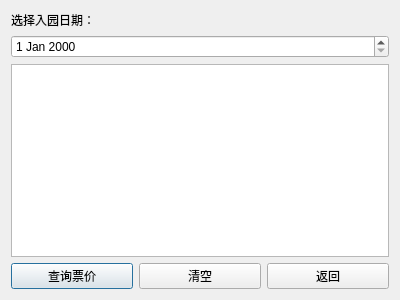
Above: QueryDialog.ui from tinfll/DisneyTicketSystem before the change. Below: the same form after it.
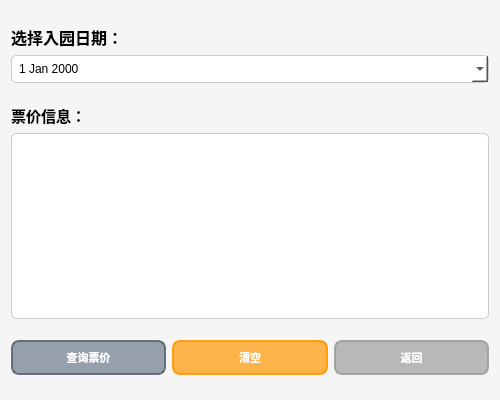
That is the form after the change.

```diff
--- a/QueryDialog.ui
+++ b/QueryDialog.ui
@@ -6,31 +6,145 @@
    <rect>
     <x>0</x>
     <y>0</y>
-    <width>400</width>
-    <height>300</height>
+    <width>500</width>
+    <height>400</height>
    </rect>
   </property>
   <property name="windowTitle">
    <string>票价查询</string>
   </property>
+  <property name="styleSheet">
+   <string notr="true">QDialog {
+    background-color: #f5f5f5;
+}</string>
+  </property>
   <layout class="QVBoxLayout" name="verticalLayout">
+   <item>
+    <spacer name="verticalSpacer">
+     <property name="orientation">
+      <enum>Qt::Vertical</enum>
+     </property>
+     <property name="sizeHint" stdset="0">
+      <size>
+       <width>20</width>
+       <height>20</height>
+      </size>
+     </property>
+    </spacer>
+   </item>
    <item>
     <widget class="QLabel" name="label">
+     <property name="font">
+      <font>
+       <pointsize>12</pointsize>
+       <weight>75</weight>
+       <bold>true</bold>
+      </font>
+     </property>
      <property name="text">
       <string>选择入园日期：</string>
      </property>
     </widget>
    </item>
    <item>
-    <widget class="QDateEdit" name="dateEdit"/>
+    <widget class="QDateEdit" name="dateEdit">
+     <property name="calendarPopup">
+      <bool>true</bool>
+     </property>
+     <property name="styleSheet">
+      <string notr="true">QDateEdit {
+    padding: 5px;
+    border: 1px solid #ccc;
+    border-radius: 5px;
+    background-color: white;
+}</string>
+     </property>
+    </widget>
    </item>
    <item>
-    <widget class="QTextEdit" name="resultText"/>
+    <spacer name="verticalSpacer_2">
+     <property name="orientation">
+      <enum>Qt::Vertical</enum>
+     </property>
+     <property name="sizeHint" stdset="0">
+      <size>
+       <width>20</width>
+       <height>20</height>
+      </size>
+     </property>
+    </spacer>
+   </item>
+   <item>
+    <widget class="QLabel" name="resultLabel">
+     <property name="font">
+      <font>
+       <pointsize>11</pointsize>
+       <weight>75</weight>
+       <bold>true</bold>
+      </font>
+     </property>
+     <property name="text">
+      <string>票价信息：</string>
+     </property>
+    </widget>
+   </item>
+   <item>
+    <widget class="QTextEdit" name="resultText">
+     <property name="styleSheet">
+      <string notr="true">QTextEdit {
+    background-color: white;
+    border: 1px solid #ccc;
+    border-radius: 5px;
+    padding: 10px;
+    font-family: "Microsoft YaHei", sans-serif;
+}</string>
+     </property>
+     <property name="readOnly">
+      <bool>true</bool>
+     </property>
+    </widget>
+   </item>
+   <item>
+    <spacer name="verticalSpacer_3">
+     <property name="orientation">
+      <enum>Qt::Vertical</enum>
+     </property>
+     <property name="sizeHint" stdset="0">
+      <size>
+       <width>20</width>
+       <height>20</height>
+      </size>
+     </property>
+    </spacer>
    </item>
    <item>
     <layout class="QHBoxLayout" name="horizontalLayout">
      <item>
       <widget class="QPushButton" name="queryButton">
+       <property name="minimumSize">
+        <size>
+         <width>0</width>
+         <height>35</height>
+        </size>
+       </property>
+       <property name="styleSheet">
+        <string notr="true">QPushButton {
+    background-color: rgba(108, 123, 139, 0.7);
+    color: white;
+    border: 2px solid rgba(90, 103, 117, 0.9);
+    border-radius: 8px;
+    padding: 8px 15px;
+    font-weight: bold;
+    font-size: 11px;
+}
+QPushButton:hover {
+    background-color: rgba(90, 103, 117, 0.9);
+    border: 2px solid rgba(74, 85, 104, 0.9);
+}
+QPushButton:pressed {
+    background-color: rgba(74, 85, 104, 0.9);
+}</string>
+       </property>
        <property name="text">
         <string>查询票价</string>
        </property>
@@ -38,6 +152,30 @@
      </item>
      <item>
       <widget class="QPushButton" name="clearButton">
+       <property name="minimumSize">
+        <size>
+         <width>0</width>
+         <height>35</height>
+        </size>
+       </property>
+       <property name="styleSheet">
+        <string notr="true">QPushButton {
+    background-color: rgba(255, 152, 0, 0.7);
+    color: white;
+    border: 2px solid rgba(255, 152, 0, 0.9);
+    border-radius: 8px;
+    padding: 8px 15px;
+    font-weight: bold;
+    font-size: 11px;
+}
+QPushButton:hover {
+    background-color: rgba(255, 152, 0, 0.9);
+    border: 2px solid rgba(235, 132, 0, 0.9);
+}
+QPushButton:pressed {
+    background-color: rgba(235, 132, 0, 0.9);
+}</string>
+       </property>
        <property name="text">
         <string>清空</string>
        </property>
@@ -45,6 +183,30 @@
      </item>
      <item>
       <widget class="QPushButton" name="backButton">
+       <property name="minimumSize">
+        <size>
+         <width>0</width>
+         <height>35</height>
+        </size>
+       </property>
+       <property name="styleSheet">
+        <string notr="true">QPushButton {
+    background-color: rgba(158, 158, 158, 0.7);
+    color: white;
+    border: 2px solid rgba(158, 158, 158, 0.9);
+    border-radius: 8px;
+    padding: 8px 15px;
+    font-weight: bold;
+    font-size: 11px;
+}
+QPushButton:hover {
+    background-color: rgba(158, 158, 158, 0.9);
+    border: 2px solid rgba(138, 138, 138, 0.9);
+}
+QPushButton:pressed {
+    background-color: rgba(138, 138, 138, 0.9);
+}</string>
+       </property>
        <property name="text">
         <string>返回</string>
        </property>
@@ -52,6 +214,19 @@
      </item>
     </layout>
    </item>
+   <item>
+    <spacer name="verticalSpacer_4">
+     <property name="orientation">
+      <enum>Qt::Vertical</enum>
+     </property>
+     <property name="sizeHint" stdset="0">
+      <size>
+       <width>20</width>
+       <height>20</height>
+      </size>
+     </property>
+    </spacer>
+   </item>
   </layout>
  </widget>
  <resources/>
```
